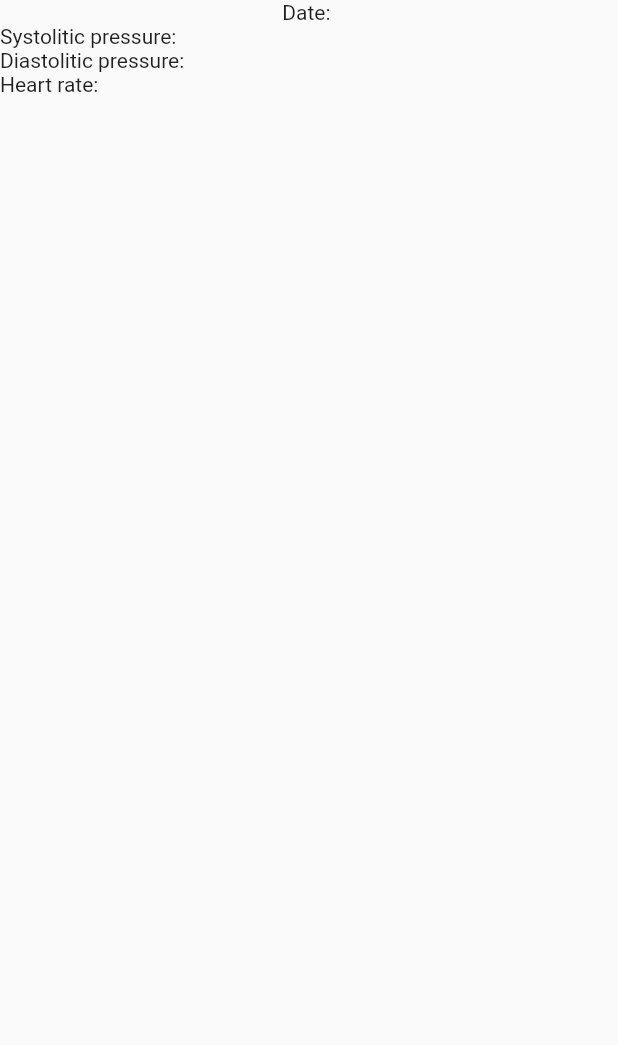
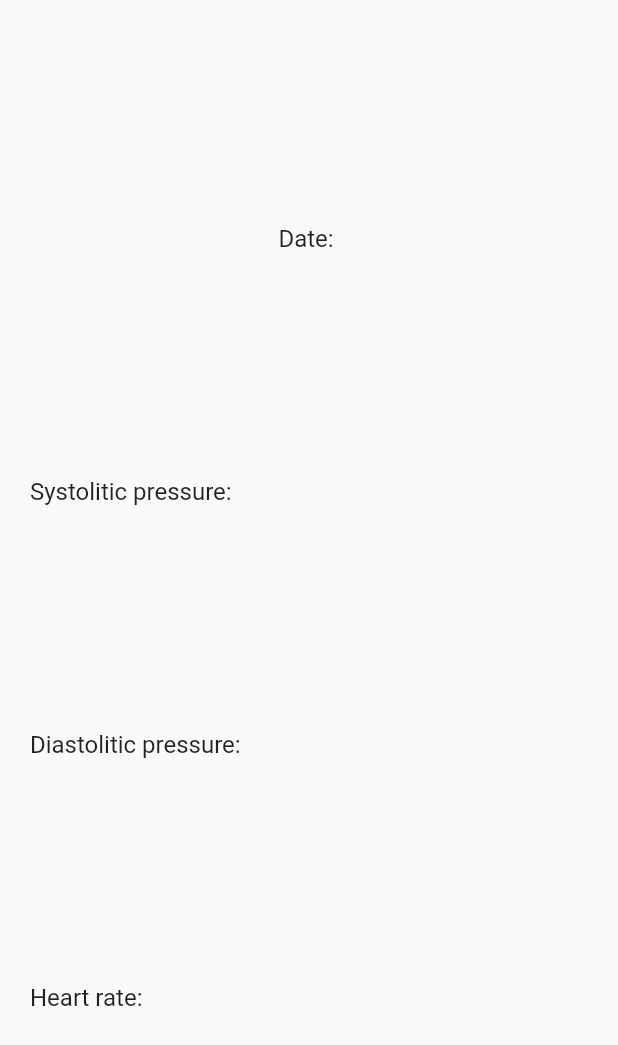
Before and after one commit to AlexPritchin/PressureViewerFront, a Flutter app: the ChartSelectedItemDetails widget shown alone on an empty page, opened directly, on a phone screen of 412 x 824 dp. Shown: the top 1045 px of the screen. Run offline on Flutter 3.47's test engine with Material 2 defaults, Android fonts, the phone set to English and light mode, and no system bars; our stand-ins replace charts_flutter, csv, file_picker, sqflite; accounts and stored records are empty.

Commit message:
File details screen: Styles(fonts and alignment) improved.

```diff
--- a/lib/widgets/file_details/chart_selected_item_details.dart
+++ b/lib/widgets/file_details/chart_selected_item_details.dart
@@ -6,7 +6,8 @@ class ChartSelectedItemDetails extends StatefulWidget {
   _ChartSelectedItemDetailsState currentState;
 
   @override
-  _ChartSelectedItemDetailsState createState() => _ChartSelectedItemDetailsState();
+  _ChartSelectedItemDetailsState createState() =>
+      _ChartSelectedItemDetailsState();
 }
 
 class _ChartSelectedItemDetailsState extends State<ChartSelectedItemDetails> {
@@ -18,37 +19,88 @@ class _ChartSelectedItemDetailsState extends State<ChartSelectedItemDetails> {
   changeDataWithItem(FileEntryMeasurementItem measurementItem) {
     setState(() {
       _currentSelectedDateString = measurementItem.measurementDateString;
-      _currentSelectedSystoliticPressure = measurementItem.systoliticPressureString;
-      _currentSelectedDiastoliticPressure = measurementItem.diastoliticPressureString;
+      _currentSelectedSystoliticPressure =
+          measurementItem.systoliticPressureString;
+      _currentSelectedDiastoliticPressure =
+          measurementItem.diastoliticPressureString;
       _currentSelectedHeartRate = measurementItem.heartRateString;
     });
   }
 
   @override
   Widget build(BuildContext context) {
+    final textStyleForThisWidget = TextStyle(fontSize: 16);
     widget.currentState = this;
-    return Column(
+    return Expanded(
+      child: Column(
+        mainAxisAlignment: MainAxisAlignment.spaceEvenly,
         children: <Widget>[
-        Text('Date: ' + _currentSelectedDateString),
-        Row(
+          Text(
+            'Date: ' + _currentSelectedDateString,
+            style: textStyleForThisWidget,
+          ),
+          Padding(
+            padding: const EdgeInsets.only(left: 20.0),
+            child: Row(
+              mainAxisAlignment: MainAxisAlignment.spaceEvenly,
               children: <Widget>[
-            Text('Systolitic pressure:'),
-            Text(_currentSelectedSystoliticPressure),
+                Expanded(
+                  child: Text(
+                    'Systolitic pressure:',
+                    style: textStyleForThisWidget,
+                  ),
+                ),
+                Expanded(
+                  child: Text(
+                    _currentSelectedSystoliticPressure,
+                    style: textStyleForThisWidget,
+                  ),
+                ),
               ],
             ),
-        Row(
+          ),
+          Padding(
+            padding: const EdgeInsets.only(left: 20.0),
+            child: Row(
+              mainAxisAlignment: MainAxisAlignment.spaceEvenly,
               children: <Widget>[
-            Text('Diastolitic pressure:'),
-            Text(_currentSelectedDiastoliticPressure),
+                Expanded(
+                  child: Text(
+                    'Diastolitic pressure:',
+                    style: textStyleForThisWidget,
+                  ),
+                ),
+                Expanded(
+                  child: Text(
+                    _currentSelectedDiastoliticPressure,
+                    style: textStyleForThisWidget,
+                  ),
+                ),
               ],
             ),
-        Row(
+          ),
+          Padding(
+            padding: const EdgeInsets.only(left: 20.0),
+            child: Row(
+              mainAxisAlignment: MainAxisAlignment.spaceEvenly,
               children: <Widget>[
-            Text('Heart rate:'),
-            Text(_currentSelectedHeartRate),
+                Expanded(
+                  child: Text(
+                    'Heart rate:',
+                    style: textStyleForThisWidget,
+                  ),
+                ),
+                Expanded(
+                  child: Text(
+                    _currentSelectedHeartRate,
+                    style: textStyleForThisWidget,
+                  ),
+                ),
               ],
             ),
+          ),
         ],
+      ),
     );
   }
 }
```
Also changed, not shown: lib/screens/file_details_screen.dart (+39 -13 lines). Lines whose indentation alone changed are shown as unchanged.
